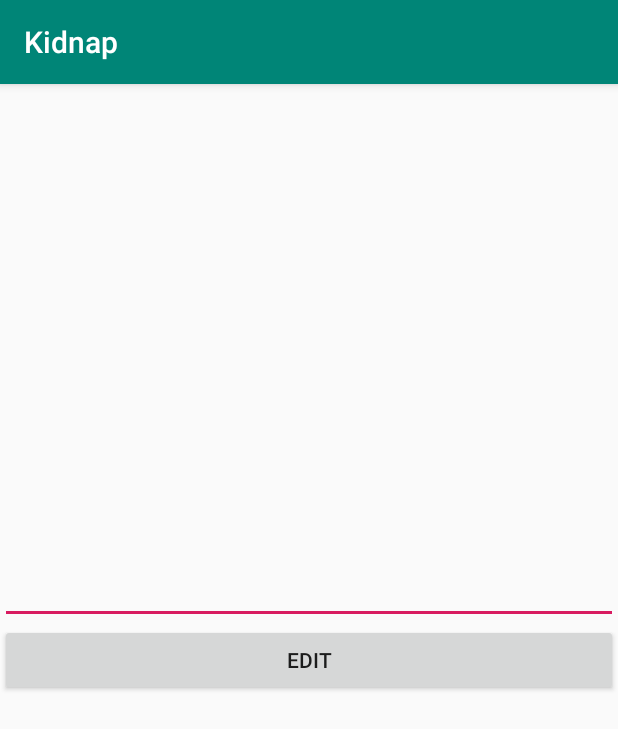
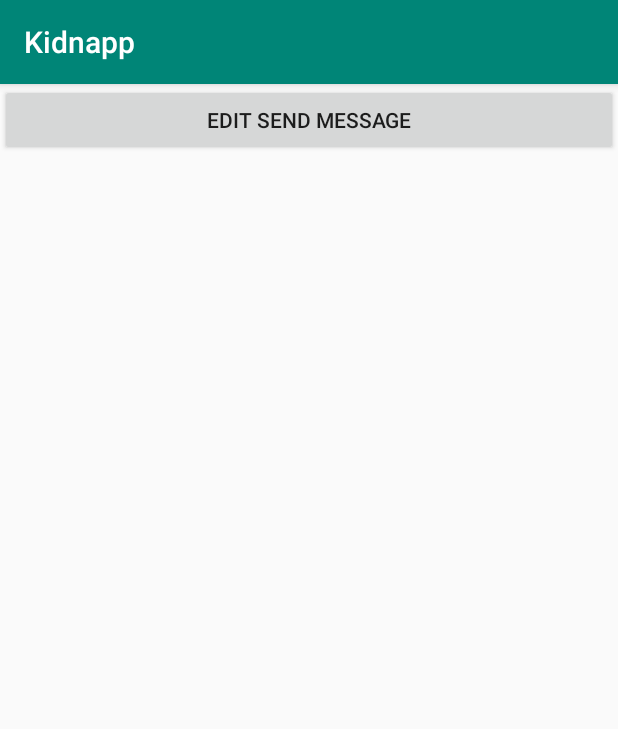
Before and after one commit to Bartosz95/-LokalizeApp-for-Android, an Android app: the screen it shows after launch (MainActivity), on a phone screen of 412 x 824 dp. Shown: the top 729 px of the screen. Run offline under Robolectric (Android 15) with nearby library versions, the phone set to English and light mode, and no system bars.

Commit message:
Editable statement, location in new class

```diff
--- a/app/src/main/AndroidManifest.xml
+++ b/app/src/main/AndroidManifest.xml
@@ -21,7 +21,9 @@
 
                 <category android:name="android.intent.category.LAUNCHER" />
             </intent-filter>
+
         </activity>
+        <activity android:name=".Statement"></activity>
     </application>
 
 </manifest>
--- a/app/src/main/java/com/example/home/projekt/DatabaseHelper.java
+++ /dev/null
@@ -1,44 +0,0 @@
-package com.example.home.projekt;
-
-import android.content.ContentValues;
-import android.content.Context;
-import android.database.sqlite.SQLiteDatabase;
-import android.database.sqlite.SQLiteOpenHelper;
-import android.util.Log;
-
-public class DatabaseHelper extends SQLiteOpenHelper {
-
-    private static final String TAG = "DatabaseHelper";
-
-    private static final String TABLE_NAME = "statement";
-    private static final String COL1 = "ID";
-    private static final String COL2 = "text";
-
-    public DatabaseHelper(Context context) {
-        super(context, TABLE_NAME, null, 1);
-    }
-
-    @Override
-    public void onCreate(SQLiteDatabase db) {
-        String createTable = String.format("CREATE TABLE %s (ID, INTEGER PRIMARY KEY AUTOINCREMENT, %s TEXT)", TABLE_NAME, COL2);
-        db.execSQL(createTable);
-    }
-
-    @Override
-    public void onUpgrade(SQLiteDatabase db, int oldVersion, int newVersion) {
-        db.execSQL(String.format("DROP IF TABLE EXISTS %s", TABLE_NAME));
-        onCreate(db);
-    }
-
-    public boolean addData(String item){
-        SQLiteDatabase db = this.getReadableDatabase();
-        ContentValues contentValues = new ContentValues();
-        contentValues.put(COL2, item);
-
-        Log.d(TAG, "addData: Adding " + item + " to " + TABLE_NAME);
-
-        long result = db.insert(TABLE_NAME, null, contentValues);
-
-        return result != -1;
-    }
-}
--- /dev/null
+++ b/app/src/main/java/com/example/home/projekt/Location.java
@@ -0,0 +1,68 @@
+package com.example.home.projekt;
+
+import android.Manifest;
+import android.app.Activity;
+import android.content.pm.PackageManager;
+import android.os.Looper;
+import android.support.v4.app.ActivityCompat;
+import android.widget.Toast;
+
+import com.google.android.gms.location.LocationCallback;
+import com.google.android.gms.location.LocationRequest;
+import com.google.android.gms.location.LocationResult;
+import com.google.android.gms.location.LocationServices;
+import com.google.android.gms.location.LocationSettingsRequest;
+import com.google.android.gms.location.SettingsClient;
+
+import static com.google.android.gms.location.LocationServices.getFusedLocationProviderClient;
+
+public class Location {
+
+    private long UPDATE_INTERVAL = 10 * 1000;
+    private long FASTEST_INTERVAL = 5 * 1000; // update 5s
+
+    private Activity activity;
+
+    public Location(Activity activity){
+        this.activity = activity;
+        startLocationUpdates();
+    }
+
+    protected void startLocationUpdates() {
+
+        // Create the location request to start receiving updates
+        LocationRequest mLocationRequest = new LocationRequest();
+        mLocationRequest.setPriority(LocationRequest.PRIORITY_HIGH_ACCURACY);
+        mLocationRequest.setInterval(UPDATE_INTERVAL);
+        mLocationRequest.setFastestInterval(FASTEST_INTERVAL);
+
+        // Create LocationSettingsRequest object using location request
+        LocationSettingsRequest.Builder builder = new LocationSettingsRequest.Builder();
+        builder.addLocationRequest(mLocationRequest);
+        LocationSettingsRequest locationSettingsRequest = builder.build();
+
+        // Check whether location settings are satisfied
+        SettingsClient settingsClient = LocationServices.getSettingsClient(activity);
+        settingsClient.checkLocationSettings(locationSettingsRequest);
+
+        if (ActivityCompat.checkSelfPermission(activity, Manifest.permission.ACCESS_FINE_LOCATION) != PackageManager.PERMISSION_GRANTED && ActivityCompat.checkSelfPermission(activity, Manifest.permission.ACCESS_COARSE_LOCATION) != PackageManager.PERMISSION_GRANTED) {return; }
+
+        getFusedLocationProviderClient(activity).requestLocationUpdates(mLocationRequest, new LocationCallback() {
+            @Override
+            public void onLocationResult(LocationResult locationResult) {
+                onLocationChanged(locationResult.getLastLocation());
+            }
+        }, Looper.myLooper());
+    }
+
+    public void onLocationChanged(android.location.Location location) {
+        String msg = "Updated Location: " +
+                Double.toString(location.getLatitude()) + "," +
+                Double.toString(location.getLongitude());
+        toastMessage(msg);
+    }
+
+    private void toastMessage(String message){
+        Toast.makeText(activity, message, Toast.LENGTH_SHORT).show();
+    }
+}
--- a/app/src/main/java/com/example/home/projekt/MainActivity.java
+++ b/app/src/main/java/com/example/home/projekt/MainActivity.java
@@ -1,84 +1,40 @@
 package com.example.home.projekt;
 
-import android.Manifest;
-import android.content.pm.PackageManager;
-import android.location.Location;
-import android.os.Looper;
-import android.support.annotation.NonNull;
-import android.support.v4.app.ActivityCompat;
-import android.support.v4.content.ContextCompat;
+
+import android.content.Intent;
 import android.support.v7.app.AppCompatActivity;
 import android.os.Bundle;
-import android.util.Log;
+import android.view.View;
 import android.widget.Button;
-import android.widget.EditText;
-import android.widget.TextView;
 import android.widget.Toast;
-
-import com.google.android.gms.location.FusedLocationProviderClient;
-import com.google.android.gms.location.LocationCallback;
-import com.google.android.gms.location.LocationRequest;
-import com.google.android.gms.location.LocationResult;
-import com.google.android.gms.location.LocationServices;
-import com.google.android.gms.location.LocationSettingsRequest;
-import com.google.android.gms.location.SettingsClient;
-import com.google.android.gms.maps.model.LatLng;
-import com.google.android.gms.tasks.OnFailureListener;
-import com.google.android.gms.tasks.OnSuccessListener;
-
-import static com.google.android.gms.location.LocationServices.getFusedLocationProviderClient;
 
 public class MainActivity extends AppCompatActivity {
 
-    private long UPDATE_INTERVAL = 10 * 1000;
-    private long FASTEST_INTERVAL = 5 * 1000; // update 5s
+    private Button btnEditSendMessage;
 
-    DatabaseHelper mDatabaseHelper;
-    private Button btnEdit;
-    private EditText textStatement;
+    private Location location;
+    private Database db;
+    private Intent intent;
 
     @Override
     protected void onCreate(Bundle savedInstanceState) {
         super.onCreate(savedInstanceState);
         setContentView(R.layout.activity_main);
-        startLocationUpdates();
 
-        textStatement = (EditText) findViewById(R.id.editTextStatement);
-        btnEdit = (Button) findViewById(R.id.btnEdit);
-        mDatabaseHelper = new DatabaseHelper(this);
+        location = new Location(this);
+        db = new Database(this);
+        intent = new Intent(this, Statement.class);
+
+        btnEditSendMessage = (Button) findViewById(R.id.btnEditSendMessage);
+        btnEditSendMessage.setOnClickListener(new View.OnClickListener() {
+            @Override
+            public void onClick(View v) {
+                startActivity(intent);
+            }
+        });
     }
 
-    protected void startLocationUpdates() {
-
-        // Create the location request to start receiving updates
-        LocationRequest mLocationRequest = new LocationRequest();
-        mLocationRequest.setPriority(LocationRequest.PRIORITY_HIGH_ACCURACY);
-        mLocationRequest.setInterval(UPDATE_INTERVAL);
-        mLocationRequest.setFastestInterval(FASTEST_INTERVAL);
-
-        // Create LocationSettingsRequest object using location request
-        LocationSettingsRequest.Builder builder = new LocationSettingsRequest.Builder();
-        builder.addLocationRequest(mLocationRequest);
-        LocationSettingsRequest locationSettingsRequest = builder.build();
-
-        // Check whether location settings are satisfied
-        SettingsClient settingsClient = LocationServices.getSettingsClient(this);
-        settingsClient.checkLocationSettings(locationSettingsRequest);
-
-        if (ActivityCompat.checkSelfPermission(this, Manifest.permission.ACCESS_FINE_LOCATION) != PackageManager.PERMISSION_GRANTED && ActivityCompat.checkSelfPermission(this, Manifest.permission.ACCESS_COARSE_LOCATION) != PackageManager.PERMISSION_GRANTED) {return; }
-
-        getFusedLocationProviderClient(this).requestLocationUpdates(mLocationRequest, new LocationCallback() {
-                        @Override
-                        public void onLocationResult(LocationResult locationResult) {
-                            onLocationChanged(locationResult.getLastLocation());
-                        }
-                    }, Looper.myLooper());
-    }
-
-    public void onLocationChanged(Location location) {
-        String msg = "Updated Location: " +
-                Double.toString(location.getLatitude()) + "," +
-                Double.toString(location.getLongitude());
-        Toast.makeText(this, msg, Toast.LENGTH_SHORT).show();
+    private void toastMessage(String message){
+        Toast.makeText(this, message, Toast.LENGTH_SHORT).show();
     }
 }
--- a/app/src/main/res/layout/activity_main.xml
+++ b/app/src/main/res/layout/activity_main.xml
@@ -6,22 +6,9 @@
     android:orientation="vertical"
     tools:context=".MainActivity">
 
-    <EditText
-        android:id="@+id/editTextStatement"
-        android:layout_width="match_parent"
-        android:layout_height="match_parent"
-        android:layout_weight="1" />
-
     <Button
-        android:id="@+id/btnEdit"
+        android:id="@+id/btnEditSendMessage"
         android:layout_width="match_parent"
         android:layout_height="wrap_content"
-        android:layout_weight="0"
-        android:text="@string/btnEdit" />
-
-    <Space
-        android:layout_width="match_parent"
-        android:layout_height="match_parent"
-        android:layout_weight="1" />
-
+        android:text="@string/btnEditSendMessage" />
 </LinearLayout>
--- a/app/src/main/res/values/strings.xml
+++ b/app/src/main/res/values/strings.xml
@@ -1,4 +1,7 @@
 <resources>
-    <string name="app_name">Kidnap</string>
+    <string name="app_name">Kidnapp</string>
     <string name="btnEdit">Edit</string>
+    <string name="btnEditSendMessage">Edit Send Message</string>
+    <string name="write_message">Write message</string>
+    <string name="btnBack">Back</string>
 </resources>
```
Also changed, not shown: app/src/main/java/com/example/home/projekt/Database.java (added, +192 -0 lines), app/src/main/java/com/example/home/projekt/Statement.java (added, +57 -0 lines), app/src/main/res/layout/statement.xml (added, +20 -0 lines).
